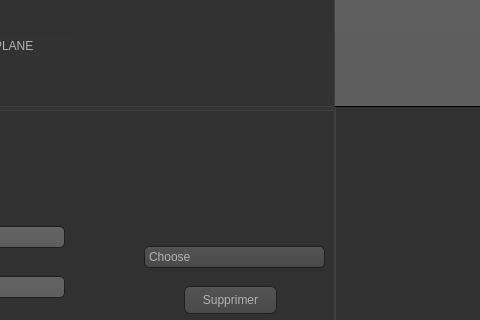
This is mainwindow.ui in saadallahchaima/visse-visse_2A9 as Qt 5 draws it before an edit; both pictures show x 287 to 767 and y 330 to 650 of the 1268 by 767 pixel window. The edited form follows.
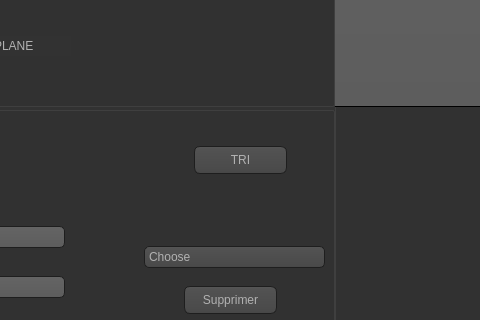
This is the edited form. Icons and pictures are not drawn.

What changed in the file:
```diff
--- a/mainwindow.ui
+++ b/mainwindow.ui
@@ -1327,6 +1327,19 @@
         <string>Supprimer</string>
        </property>
       </widget>
+      <widget class="QPushButton" name="pushButton_Tri">
+       <property name="geometry">
+        <rect>
+         <x>450</x>
+         <y>40</y>
+         <width>93</width>
+         <height>28</height>
+        </rect>
+       </property>
+       <property name="text">
+        <string>TRI</string>
+       </property>
+      </widget>
      </widget>
      <widget class="QGroupBox" name="groupBox_5">
       <property name="geometry">
```
